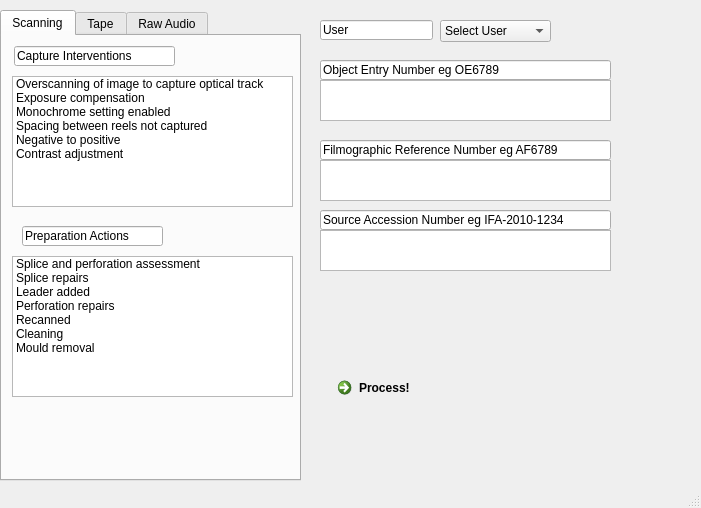
This is premisgui.ui in kieranjol/IFIscripts as Qt 5 draws it before an edit. The edited form follows.
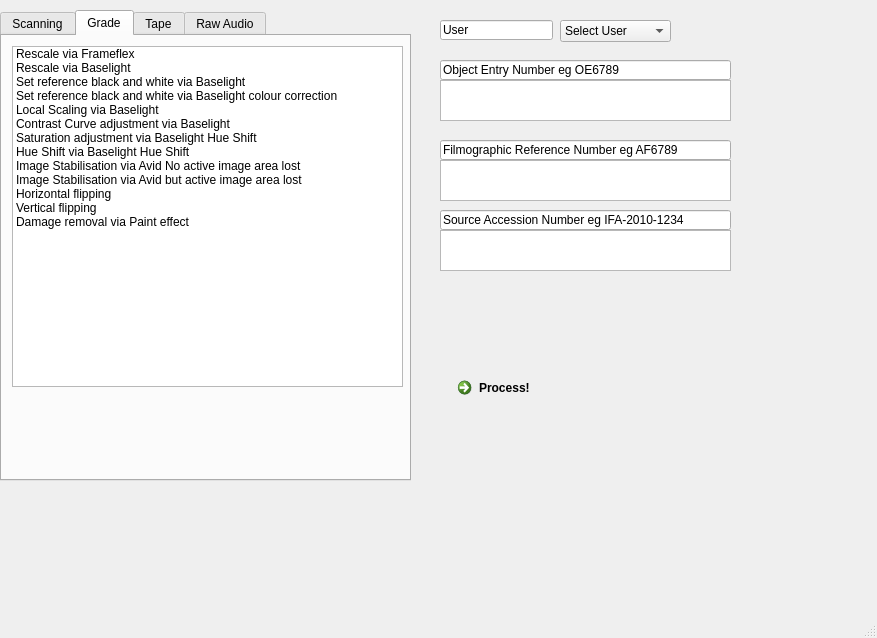
This is the edited form.

Patch:
```diff
--- a/premisgui.ui
+++ b/premisgui.ui
@@ -6,8 +6,8 @@
    <rect>
     <x>0</x>
     <y>0</y>
-    <width>701</width>
-    <height>508</height>
+    <width>877</width>
+    <height>638</height>
    </rect>
   </property>
   <property name="windowTitle">
@@ -19,12 +19,12 @@
      <rect>
       <x>0</x>
       <y>10</y>
-      <width>301</width>
+      <width>411</width>
       <height>471</height>
      </rect>
     </property>
     <property name="currentIndex">
-     <number>0</number>
+     <number>1</number>
     </property>
     <widget class="QWidget" name="scanningTab">
      <attribute name="title">
@@ -34,9 +34,9 @@
       <property name="geometry">
        <rect>
         <x>10</x>
-        <y>40</y>
+        <y>50</y>
         <width>281</width>
-        <height>131</height>
+        <height>171</height>
        </rect>
       </property>
       <property name="alternatingRowColors">
@@ -53,11 +53,6 @@
         <string>Overscanning of image to capture optical track</string>
        </property>
       </item>
-      <item>
-       <property name="text">
-        <string>Exposure compensation</string>
-       </property>
-      </item>
       <item>
        <property name="text">
         <string>Monochrome setting enabled</string>
@@ -75,15 +70,15 @@
       </item>
       <item>
        <property name="text">
-        <string>Contrast adjustment       </string>
+        <string>White reference taken from frame</string>
        </property>
       </item>
      </widget>
      <widget class="QLineEdit" name="lineEdit">
       <property name="geometry">
        <rect>
-        <x>12</x>
-        <y>10</y>
+        <x>10</x>
+        <y>20</y>
         <width>161</width>
         <height>20</height>
        </rect>
@@ -96,7 +91,7 @@
       <property name="geometry">
        <rect>
         <x>10</x>
-        <y>220</y>
+        <y>270</y>
         <width>281</width>
         <height>141</height>
        </rect>
@@ -146,8 +141,8 @@
      <widget class="QLineEdit" name="lineEdit_2">
       <property name="geometry">
        <rect>
-        <x>20</x>
-        <y>190</y>
+        <x>10</x>
+        <y>240</y>
         <width>141</width>
         <height>20</height>
        </rect>
@@ -157,6 +152,86 @@
       </property>
      </widget>
     </widget>
+    <widget class="QWidget" name="gradeTab">
+     <attribute name="title">
+      <string>Grade</string>
+     </attribute>
+     <widget class="QListWidget" name="listWidget">
+      <property name="geometry">
+       <rect>
+        <x>10</x>
+        <y>10</y>
+        <width>391</width>
+        <height>341</height>
+       </rect>
+      </property>
+      <item>
+       <property name="text">
+        <string>Rescale via Frameflex</string>
+       </property>
+      </item>
+      <item>
+       <property name="text">
+        <string>Rescale via Baselight</string>
+       </property>
+      </item>
+      <item>
+       <property name="text">
+        <string>Set reference black and white via Baselight</string>
+       </property>
+      </item>
+      <item>
+       <property name="text">
+        <string>Set reference black and white via Baselight colour correction</string>
+       </property>
+      </item>
+      <item>
+       <property name="text">
+        <string>Local Scaling via Baselight</string>
+       </property>
+      </item>
+      <item>
+       <property name="text">
+        <string>Contrast Curve adjustment via Baselight</string>
+       </property>
+      </item>
+      <item>
+       <property name="text">
+        <string>Saturation adjustment via Baselight Hue Shift</string>
+       </property>
+      </item>
+      <item>
+       <property name="text">
+        <string>Hue Shift via Baselight Hue Shift</string>
+       </property>
+      </item>
+      <item>
+       <property name="text">
+        <string>Image Stabilisation via Avid No active image area lost</string>
+       </property>
+      </item>
+      <item>
+       <property name="text">
+        <string>Image Stabilisation via Avid but active image area lost</string>
+       </property>
+      </item>
+      <item>
+       <property name="text">
+        <string>Horizontal flipping</string>
+       </property>
+      </item>
+      <item>
+       <property name="text">
+        <string>Vertical flipping</string>
+       </property>
+      </item>
+      <item>
+       <property name="text">
+        <string>Damage removal via Paint effect</string>
+       </property>
+      </item>
+     </widget>
+    </widget>
     <widget class="QWidget" name="tapeTab">
      <attribute name="title">
       <string>Tape</string>
@@ -377,7 +452,7 @@
    <widget class="QComboBox" name="userComboBox">
     <property name="geometry">
      <rect>
-      <x>440</x>
+      <x>560</x>
       <y>20</y>
       <width>111</width>
       <height>22</height>
@@ -422,7 +497,7 @@
    <widget class="QLineEdit" name="lineEdit_3">
     <property name="geometry">
      <rect>
-      <x>320</x>
+      <x>440</x>
       <y>20</y>
       <width>113</width>
       <height>20</height>
@@ -435,7 +510,7 @@
    <widget class="QPlainTextEdit" name="oeTextBox">
     <property name="geometry">
      <rect>
-      <x>320</x>
+      <x>440</x>
       <y>80</y>
       <width>291</width>
       <height>41</height>
@@ -454,7 +529,7 @@
    <widget class="QPlainTextEdit" name="FilmographicTextBox">
     <property name="geometry">
      <rect>
-      <x>320</x>
+      <x>440</x>
       <y>160</y>
       <width>291</width>
       <height>41</height>
@@ -464,7 +539,7 @@
    <widget class="QPlainTextEdit" name="sourceAccessionTextBox">
     <property name="geometry">
      <rect>
-      <x>320</x>
+      <x>440</x>
       <y>230</y>
       <width>291</width>
       <height>41</height>
@@ -474,7 +549,7 @@
    <widget class="QLineEdit" name="lineEdit_4">
     <property name="geometry">
      <rect>
-      <x>320</x>
+      <x>440</x>
       <y>60</y>
       <width>291</width>
       <height>20</height>
@@ -487,7 +562,7 @@
    <widget class="QLineEdit" name="lineEdit_5">
     <property name="geometry">
      <rect>
-      <x>320</x>
+      <x>440</x>
       <y>140</y>
       <width>291</width>
       <height>20</height>
@@ -500,7 +575,7 @@
    <widget class="QLineEdit" name="lineEdit_6">
     <property name="geometry">
      <rect>
-      <x>320</x>
+      <x>440</x>
       <y>210</y>
       <width>291</width>
       <height>20</height>
@@ -513,7 +588,7 @@
    <widget class="QCommandLinkButton" name="processButton">
     <property name="geometry">
      <rect>
-      <x>330</x>
+      <x>450</x>
       <y>370</y>
       <width>188</width>
       <height>41</height>
```
Left out of the diff: 2 changed lines with no effect on the pictures.
